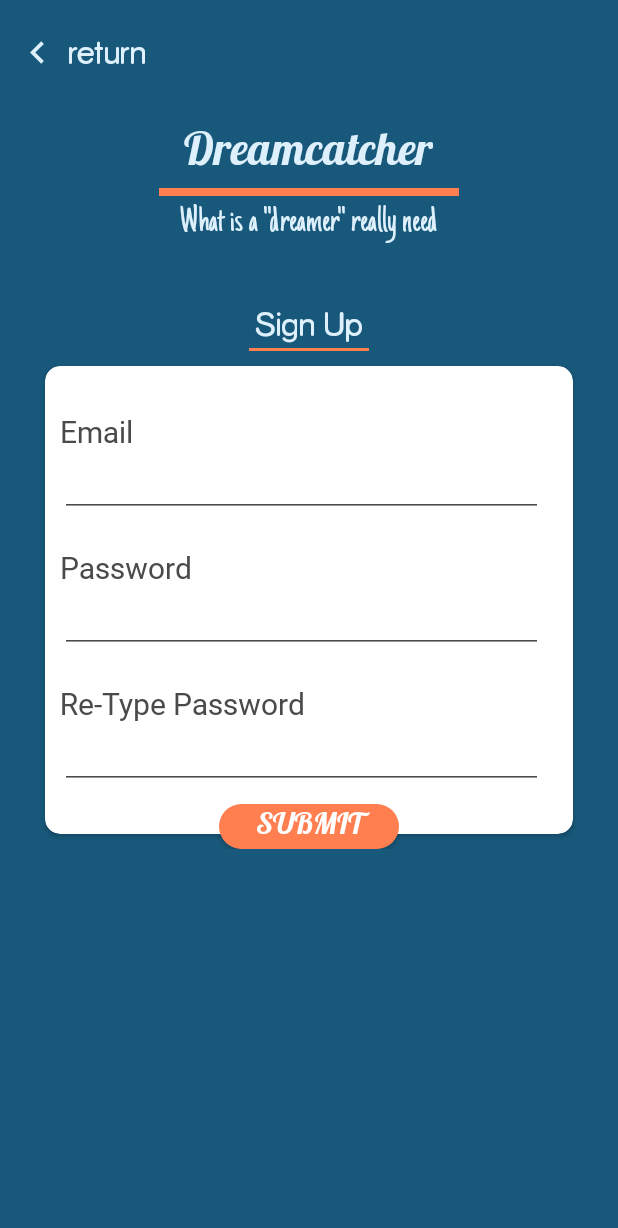
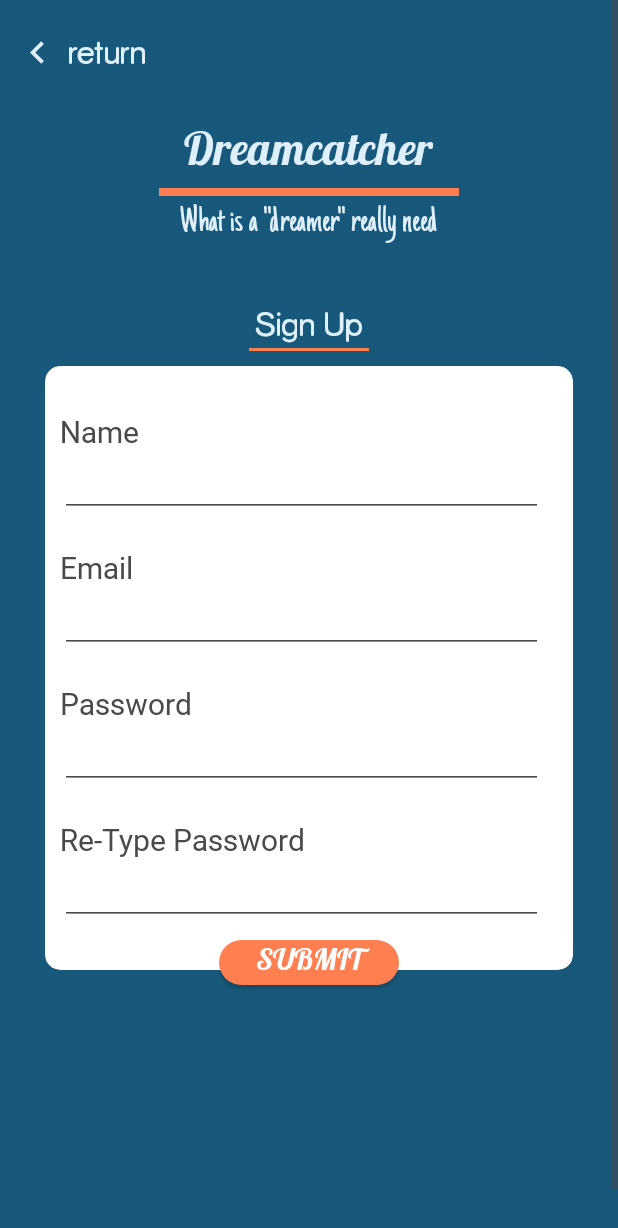
Before and after one commit to nicolasjuniar/DreamCacther, an Android app: the RegisterActivity screen opened directly, with no data from a screen before it, on a phone screen of 412 x 824 dp. Shown: the top 1228 px of the screen. Run offline under Robolectric (Android 15) with nearby library versions, the phone set to English and light mode, and no system bars.

Commit message:
[NICO] fix UI API Register

```diff
--- a/app/src/main/java/com/cheteam/dreamcatcher/Register/Model/RegisterResponse.java
+++ b/app/src/main/java/com/cheteam/dreamcatcher/Register/Model/RegisterResponse.java
@@ -5,5 +5,15 @@ package com.cheteam.dreamcatcher.Register.Model;
  */
 
 public class RegisterResponse {
-    public String token;
+    public String success;
+    public String message;
+    public String status_code;
+    public DataUser data;
+
+    public class DataUser
+    {
+        public int id_user;
+        public String name;
+        public String email;
+    }
 }
--- a/app/src/main/java/com/cheteam/dreamcatcher/Register/View/RegisterActivity.java
+++ b/app/src/main/java/com/cheteam/dreamcatcher/Register/View/RegisterActivity.java
@@ -24,6 +24,8 @@ import com.cheteam.dreamcatcher.ServiceGenerator;
 import com.google.gson.Gson;
 import com.squareup.okhttp.ResponseBody;
 
+import org.w3c.dom.Text;
+
 import retrofit.Call;
 import retrofit.Callback;
 import retrofit.Response;
@@ -35,9 +37,9 @@ import retrofit.Response;
 public class RegisterActivity extends AppCompatActivity {
     TextView title1,title2,title3,return1;
     ImageView btnReturn;
-    EditText txtEmail,txtPassword,txtRepassword;
+    EditText txtEmail,txtPassword,txtRepassword,txtName;
     Button btnRegister;
-    TextView email,password,repassword;
+    TextView email,password,repassword,name;
 
     RegisterAPI service;
     Call<RegisterResponse> CallRegister;
@@ -49,21 +51,18 @@ public class RegisterActivity extends AppCompatActivity {
         setContentView(R.layout.activity_register_layout);
         email=(TextView) findViewById(R.id.email);
         password=(TextView) findViewById(R.id.password);
+        name=(TextView) findViewById(R.id.name);
         txtEmail=(EditText) findViewById(R.id.txtEmail);
         return1=(TextView) findViewById(R.id.return1);
         txtPassword=(EditText) findViewById(R.id.txtPassword);
         repassword=(TextView) findViewById(R.id.repassword);
         txtRepassword=(EditText) findViewById(R.id.txtRepassword);
+        txtName=(EditText) findViewById(R.id.txtName);
         title1=(TextView) findViewById(R.id.title1);
         title2=(TextView) findViewById(R.id.title2);
         title3=(TextView) findViewById(R.id.title3);
         btnRegister=(Button) findViewById(R.id.btnRegister);
         btnReturn=(ImageView) findViewById(R.id.btnReturn);
-
-        Drawable icon = ContextCompat.getDrawable(this, R.drawable.icon_return).mutate();
-        TypedValue typedValue = new TypedValue();
-        this.getTheme().resolveAttribute(R.color.duckEggBlue, typedValue, true);
-        icon.setColorFilter(typedValue.data, PorterDuff.Mode.SRC_ATOP);
 
         btnRegister.setOnClickListener(new View.OnClickListener() {
             @Override
@@ -76,6 +75,14 @@ public class RegisterActivity extends AppCompatActivity {
                 {
                     Register(txtEmail.getText().toString(),txtPassword.getText().toString());
                 }
+            }
+        });
+
+        return1.setOnClickListener(new View.OnClickListener() {
+            @Override
+            public void onClick(View view) {
+                startActivity(new Intent(RegisterActivity.this,LoginActivity.class));
+                finish();
             }
         });
 
@@ -107,6 +114,8 @@ public class RegisterActivity extends AppCompatActivity {
         title3.setTypeface(RockoFLF);
         btnRegister.setTypeface(Lobster_Regular);
         return1.setTypeface(RockoFLF);
+        name.setTypeface(Roboto_Regular);
+        txtName.setTypeface(Roboto_Regular);
     }
 
     public void Register(String email,String password)
@@ -116,7 +125,7 @@ public class RegisterActivity extends AppCompatActivity {
         CallRegister.enqueue(new Callback<RegisterResponse>() {
             @Override
             public void onResponse(Response<RegisterResponse> response) {
-                Toast.makeText(RegisterActivity.this, response.body().token, Toast.LENGTH_SHORT).show();
+                Toast.makeText(RegisterActivity.this, response.body().message, Toast.LENGTH_SHORT).show();
                 startActivity(new Intent(RegisterActivity.this,LoginActivity.class));
             }
 
--- a/app/src/main/res/layout/activity_register_layout.xml
+++ b/app/src/main/res/layout/activity_register_layout.xml
@@ -22,7 +22,8 @@
                 android:layout_width="30dp"
                 android:layout_height="30dp"
                 android:layout_marginLeft="10dp"
-                android:background="@drawable/icon_return"
+                android:src="@drawable/icon_return"
+                android:tint="@color/duckEggBlue"
                 android:id="@+id/btnReturn"/>
 
             <TextView
@@ -107,6 +108,29 @@
                 <TextView
                     android:layout_width="wrap_content"
                     android:layout_height="wrap_content"
+                    android:text="Name"
+                    android:layout_marginLeft="10dp"
+                    android:id="@+id/name"
+                    android:textSize="20dp"
+                    android:layout_marginBottom="5dp"
+                    android:textColor="@color/charcoalGrey"/>
+
+                <EditText
+                    android:backgroundTint="@color/colorAccent"
+                    android:layout_width="match_parent"
+                    android:layout_height="wrap_content"
+                    android:layout_marginLeft="10dp"
+                    android:layout_marginTop="-10dp"
+                    android:layout_marginRight="20dp"
+                    android:id="@+id/txtName"
+                    android:textSize="20dp"
+                    android:textColor="@color/charcoalGrey"
+                    />
+
+                <TextView
+                    android:layout_width="wrap_content"
+                    android:layout_height="wrap_content"
+                    android:layout_marginTop="20dp"
                     android:text="Email"
                     android:layout_marginLeft="10dp"
                     android:id="@+id/email"
@@ -188,6 +212,7 @@
             android:id="@+id/btnRegister"
             android:textStyle="bold"
             android:textSize="20dp"
-            android:textColor="@color/White"/>
+            android:textColor="@color/White"
+            android:layout_marginBottom="200dp"/>
     </LinearLayout>
 </ScrollView>
```
